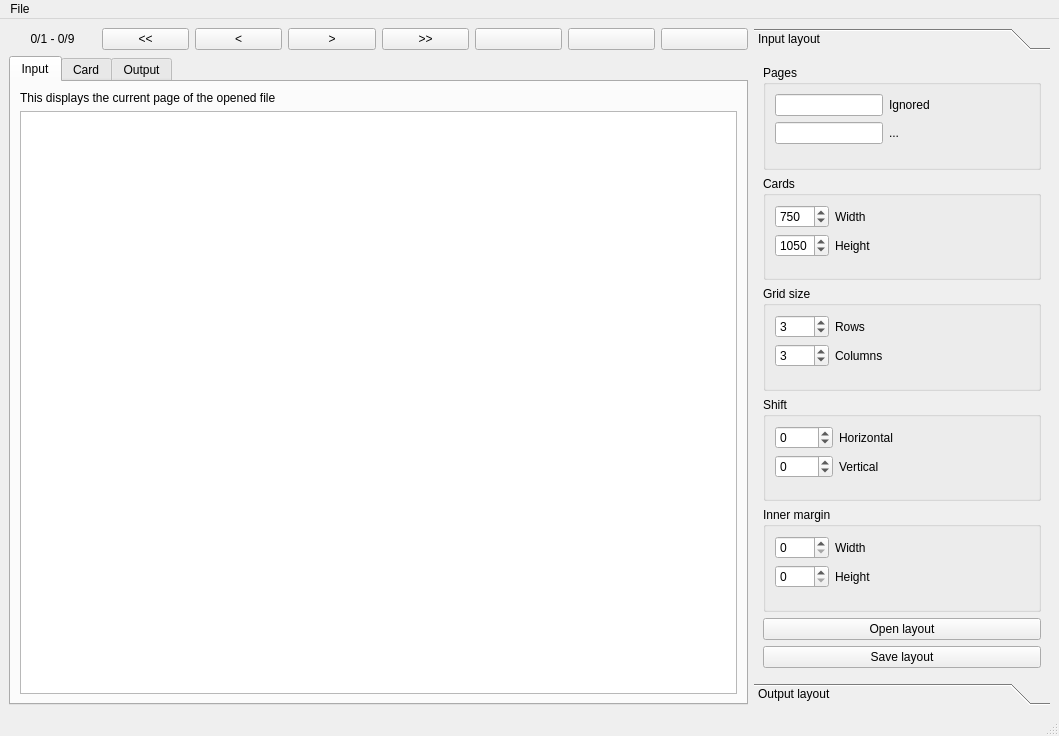
Before: the Qt Designer form ui/main.ui in court-jus/yack, drawn with Qt 5.
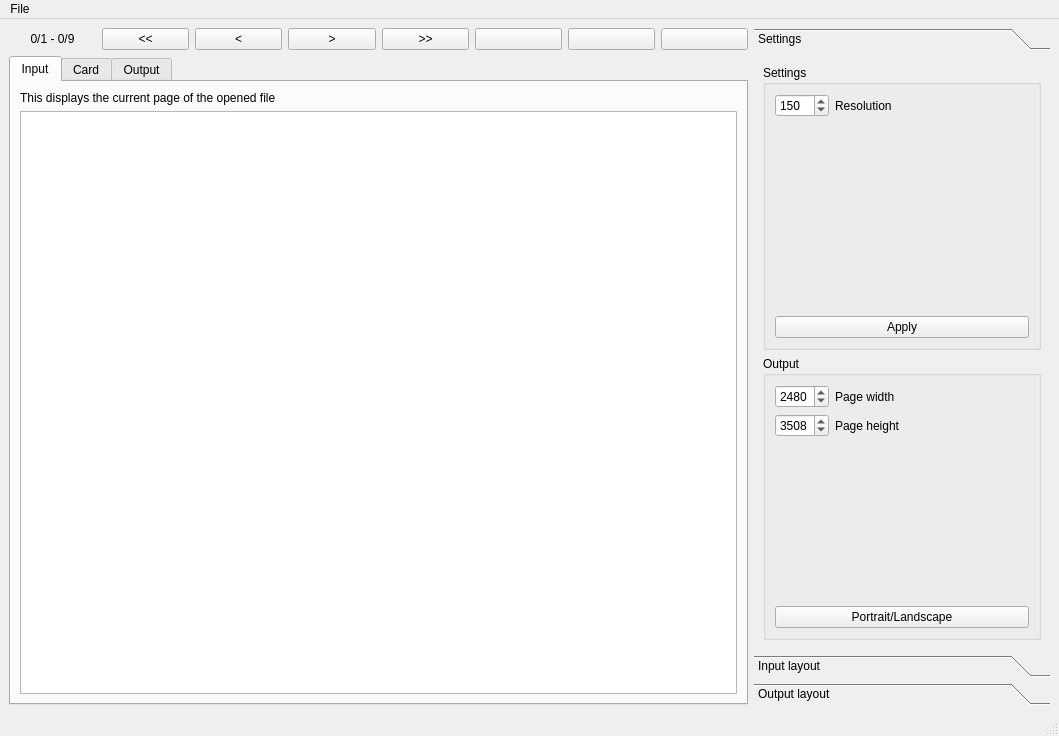
After: the same form once the commit is applied. Icons and pictures are not drawn.

Commit message: User can now specify output page size and resolution #6

What changed in the file:
```diff
--- a/ui/main.ui
+++ b/ui/main.ui
@@ -176,13 +176,111 @@
       <property name="currentIndex">
        <number>0</number>
       </property>
+      <widget class="QWidget" name="page">
+       <attribute name="label">
+        <string>Settings</string>
+       </attribute>
+       <layout class="QVBoxLayout" name="verticalLayout_12">
+        <item>
+         <widget class="QGroupBox" name="groupBox_19">
+          <property name="title">
+           <string>Settings</string>
+          </property>
+          <layout class="QVBoxLayout" name="verticalLayout_15">
+           <item>
+            <layout class="QFormLayout" name="formLayout_20">
+             <item row="0" column="0">
+              <widget class="QSpinBox" name="workResolution">
+               <property name="maximum">
+                <number>9999</number>
+               </property>
+               <property name="value">
+                <number>150</number>
+               </property>
+              </widget>
+             </item>
+             <item row="0" column="1">
+              <widget class="QLabel" name="label_46">
+               <property name="text">
+                <string>Resolution</string>
+               </property>
+              </widget>
+             </item>
+            </layout>
+           </item>
+           <item>
+            <widget class="QPushButton" name="applyResolutionBtn">
+             <property name="text">
+              <string>Apply</string>
+             </property>
+            </widget>
+           </item>
+          </layout>
+         </widget>
+        </item>
+        <item>
+         <widget class="QGroupBox" name="groupBox_21">
+          <property name="title">
+           <string>Output</string>
+          </property>
+          <layout class="QVBoxLayout" name="verticalLayout_13">
+           <item>
+            <layout class="QFormLayout" name="formLayout_19">
+             <item row="0" column="0">
+              <widget class="QSpinBox" name="outputPageWidth">
+               <property name="maximum">
+                <number>9999</number>
+               </property>
+               <property name="value">
+                <number>2480</number>
+               </property>
+              </widget>
+             </item>
+             <item row="0" column="1">
+              <widget class="QLabel" name="label_47">
+               <property name="text">
+                <string>Page width</string>
+               </property>
+              </widget>
+             </item>
+             <item row="1" column="0">
+              <widget class="QSpinBox" name="outputPageHeight">
+               <property name="maximum">
+                <number>9999</number>
+               </property>
+               <property name="value">
+                <number>3508</number>
+               </property>
+              </widget>
+             </item>
+             <item row="1" column="1">
+              <widget class="QLabel" name="label_48">
+               <property name="text">
+                <string>Page height</string>
+               </property>
+              </widget>
+             </item>
+            </layout>
+           </item>
+           <item>
+            <widget class="QPushButton" name="outputSwitchPageSize">
+             <property name="text">
+              <string>Portrait/Landscape</string>
+             </property>
+            </widget>
+           </item>
+          </layout>
+         </widget>
+        </item>
+       </layout>
+      </widget>
       <widget class="QWidget" name="page1">
        <property name="geometry">
         <rect>
          <x>0</x>
          <y>0</y>
          <width>296</width>
-         <height>621</height>
+         <height>593</height>
         </rect>
        </property>
        <attribute name="label">
```
Left out of the diff: 2 changed lines with no effect on the pictures. The commit also changes 2 other files.
